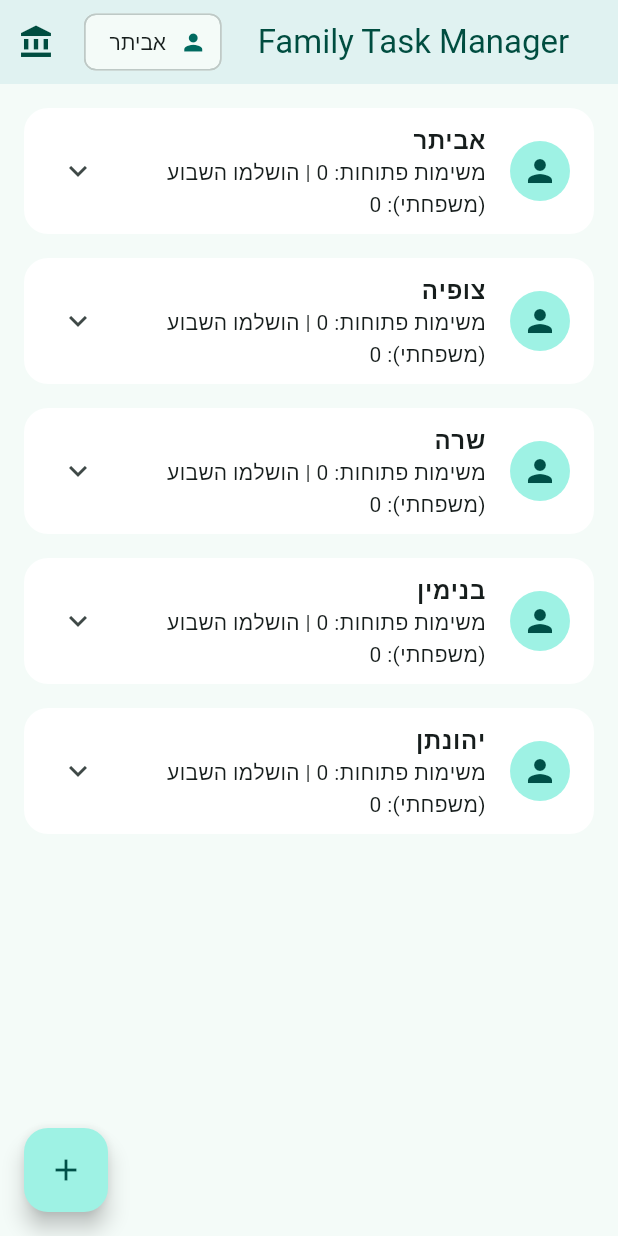
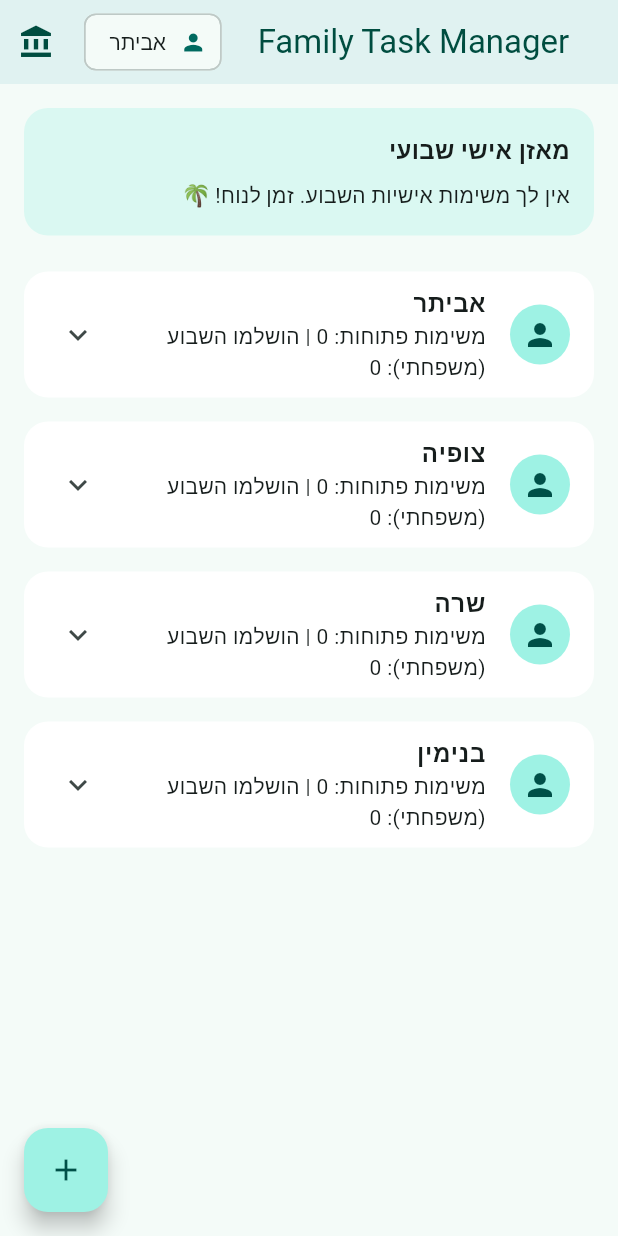
Before and after one commit to EvyatarDidi/family_tasks_app, a Flutter app: the screen it shows after launch, after a tap on "אביתר", on a phone screen of 412 x 824 dp. Run offline on Flutter 3.47's test engine with Material 3 defaults, Android fonts, the phone set to English and light mode, and no system bars; our stand-ins replace shared_preferences, supabase_flutter; accounts and stored records are empty.

Commit message:
Refactor task management logic in HomeScreen, adding personal weekly balance display and improving member selection based on task visibility. Clean up unused code and enhance UI for better user experience.

```diff
--- a/lib/main.dart
+++ b/lib/main.dart
@@ -6,14 +6,13 @@ import 'package:supabase_flutter/supabase_flutter.dart';
 Future<void> main() async {
   WidgetsFlutterBinding.ensureInitialized();
   await Supabase.initialize(
-    url: 'https://olkxkbzgiizzuuiwromm.supabase.co', // <-- ללא הרווח בסוף
+    url: 'https://olkxkbzgiizzuuiwromm.supabase.co',
     anonKey: 'sb_publishable_qMmV00FTXvpecYlmYESC1Q_0Yc4Jzjo',
   );
   runApp(const FamilyTaskManager());
 }
 
 enum TaskType { text, shopping }
-
 enum TaskVisibility { private, family }
 
 class TaskDescription {
@@ -104,7 +103,6 @@ class Task {
     if (value is DateTime) return value;
     if (value is String) return DateTime.tryParse(value);
     if (value is int) {
-      // best-effort: allow ms since epoch
       return DateTime.fromMillisecondsSinceEpoch(value);
     }
     return null;
@@ -215,7 +213,6 @@ class _HomeScreenState extends State<HomeScreen> {
     'צופיה',
     'שרה',
     'בנימין',
-    'יהונתן',
   ];
 
   final _supabase = Supabase.instance.client;
@@ -1009,7 +1006,7 @@ class _HomeScreenState extends State<HomeScreen> {
     BuildContext context, {
     required BankTask bankTask,
   }) async {
-    String selectedMember = _members.first;
+    String selectedMember = currentUser ?? _members.first;
 
     await showDialog<void>(
       context: context,
@@ -1032,7 +1029,9 @@ class _HomeScreenState extends State<HomeScreen> {
                         labelText: 'למי לשייך?',
                         border: OutlineInputBorder(),
                       ),
-                      items: _members
+                      items: (bankTask.visibility == TaskVisibility.private
+                              ? <String>[currentUser!]
+                              : _members)
                           .map(
                             (m) => DropdownMenuItem<String>(
                               value: m,
@@ -1040,7 +1039,9 @@ class _HomeScreenState extends State<HomeScreen> {
                             ),
                           )
                           .toList(),
-                      onChanged: (v) {
+                      onChanged: bankTask.visibility == TaskVisibility.private
+                          ? null
+                          : (v) {
                               if (v == null) return;
                               setState(() => selectedMember = v);
                             },
@@ -1153,6 +1154,29 @@ class _HomeScreenState extends State<HomeScreen> {
           final weeklyCounts = _weeklyFamilyCompletedCounts(visibleTasks);
           final trophyWinner = _trophyWinner(weeklyCounts);
 
+          // === לוגיקת לוח הבקרה האישי ===
+          final cutoff = _mostRecentSaturdayAt2359(DateTime.now());
+          int personalTotalThisWeek = 0;
+          int personalCompletedThisWeek = 0;
+
+          for (final t in visibleTasks) {
+            if (t.assignee == currentUser && t.visibility == TaskVisibility.private) {
+              if (t.isCompleted) {
+                if (t.completedAt != null && t.completedAt!.isAfter(cutoff)) {
+                  personalTotalThisWeek++;
+                  personalCompletedThisWeek++;
+                }
+              } else {
+                personalTotalThisWeek++;
+              }
+            }
+          }
+
+          double personalProgress = personalTotalThisWeek == 0
+              ? 0
+              : personalCompletedThisWeek / personalTotalThisWeek;
+          // ================================
+
           final byAssignee = <String, List<Task>>{
             for (final m in _members) m: <Task>[],
           };
@@ -1162,7 +1186,42 @@ class _HomeScreenState extends State<HomeScreen> {
             byAssignee[t.assignee]!.add(t);
           }
 
-          return ListView.builder(
+          return Column(
+            children: [
+              // === כרטיסיית מאזן אישי שבועי ===
+              Card(
+                color: Theme.of(context).colorScheme.primaryContainer.withOpacity(0.3),
+                margin: const EdgeInsets.fromLTRB(16, 16, 16, 8),
+                child: Padding(
+                  padding: const EdgeInsets.all(16.0),
+                  child: Column(
+                    crossAxisAlignment: CrossAxisAlignment.stretch,
+                    children: [
+                      const Text(
+                        'מאזן אישי שבועי',
+                        style: TextStyle(fontWeight: FontWeight.bold, fontSize: 16),
+                      ),
+                      const SizedBox(height: 8),
+                      if (personalTotalThisWeek == 0)
+                        const Text('אין לך משימות אישיות השבוע. זמן לנוח! 🌴')
+                      else ...[
+                        Text('$personalCompletedThisWeek מתוך $personalTotalThisWeek הושלמו'),
+                        const SizedBox(height: 8),
+                        LinearProgressIndicator(
+                          value: personalProgress,
+                          minHeight: 8,
+                          borderRadius: BorderRadius.circular(4),
+                        ),
+                      ]
+                    ],
+                  ),
+                ),
+              ),
+              // ==================================
+
+              // רשימת בני המשפחה
+              Expanded(
+                child: ListView.builder(
                   padding: const EdgeInsets.only(top: 8, bottom: 24),
                   itemCount: _members.length,
                   itemBuilder: (context, index) {
@@ -1281,6 +1340,9 @@ class _HomeScreenState extends State<HomeScreen> {
                       ),
                     );
                   },
+                ),
+              ),
+            ],
           );
         },
       ),
@@ -1365,7 +1427,7 @@ class _TaskTileState extends State<_TaskTile> {
     try {
       final payload = <String, dynamic>{
         'is_completed': newValue,
-        'completed_at': newValue ? DateTime.now().toIso8601String() : null,
+        'completed_at': newValue ? DateTime.now().toUtc().toIso8601String() : null,
       };
 
       await Supabase.instance.client
@@ -1409,7 +1471,7 @@ class _TaskTileState extends State<_TaskTile> {
           .update({
             'description': json,
             'is_completed': allDone,
-            'completed_at': allDone ? DateTime.now().toIso8601String() : null,
+            'completed_at': allDone ? DateTime.now().toUtc().toIso8601String() : null,
           })
           .eq('id', widget.task.id);
 
@@ -1452,10 +1514,24 @@ class _TaskTileState extends State<_TaskTile> {
           decoration: isCompletedVisual
               ? TextDecoration.lineThrough
               : TextDecoration.none,
-        ),
-      ),
-      subtitle: Text(
+          color: isCompletedVisual ? Colors.grey : Colors.black,
+        ),
+      ),
+      subtitle: Row(
+        children: [
+          Icon(
+            t.visibility == TaskVisibility.family
+                ? Icons.group_outlined
+                : Icons.lock_outline,
+            size: 14,
+            color: Colors.grey,
+          ),
+          const SizedBox(width: 4),
+          Text(
             t.visibility == TaskVisibility.family ? 'משפחתי' : 'אישי',
+            style: const TextStyle(color: Colors.grey, fontSize: 12),
+          ),
+        ],
       ),
       children: [
         if (!_expanded) const SizedBox.shrink(),
@@ -1488,9 +1564,13 @@ class _TaskDescriptionView extends StatelessWidget {
     }
 
     return switch (desc.type) {
-      TaskType.text => Text(
+      TaskType.text => Align(
+          alignment: Alignment.centerRight,
+          child: Text(
             (desc.content ?? '').isEmpty ? 'אין תיאור' : desc.content!,
             textDirection: TextDirection.rtl,
+            style: const TextStyle(color: Colors.black87),
+          ),
         ),
       TaskType.shopping => Column(
           children: [
@@ -1510,7 +1590,14 @@ class _TaskDescriptionView extends StatelessWidget {
                       value: done,
                       onChanged: (v) => onToggleShoppingItem(i, v ?? false),
                       controlAffinity: ListTileControlAffinity.leading,
-                      title: Text(name),
+                      title: Text(
+                        name,
+                        style: TextStyle(
+                          decoration: done ? TextDecoration.lineThrough : null,
+                          color: done ? Colors.grey : Colors.black,
+                        ),
+                      ),
+                      dense: true,
                     );
                   },
                 ),
```
Lines whose indentation alone changed are shown as unchanged.
